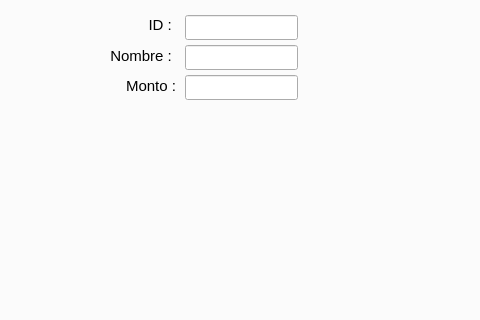
Old version of the form main.ui in the repository Jesuschamorro54/PP2; both pictures show x 667 to 1147 and y 290 to 610 of the 1239 by 834 pixel window.
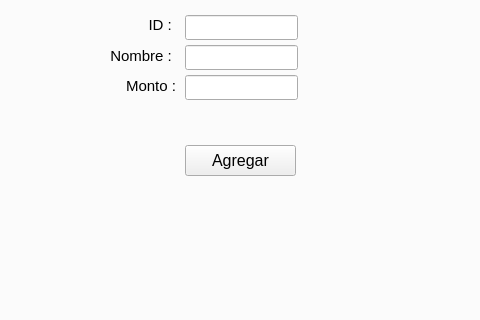
New version of the form.

Diff of the .ui file:
```diff
--- a/main.ui
+++ b/main.ui
@@ -554,6 +554,24 @@
        <enum>Qt::Vertical</enum>
       </property>
      </widget>
+     <widget class="QPushButton" name="addClientBT">
+      <property name="geometry">
+       <rect>
+        <x>850</x>
+        <y>390</y>
+        <width>111</width>
+        <height>31</height>
+       </rect>
+      </property>
+      <property name="font">
+       <font>
+        <pointsize>12</pointsize>
+       </font>
+      </property>
+      <property name="text">
+       <string>Agregar</string>
+      </property>
+     </widget>
     </widget>
     <widget class="QWidget" name="tab_2">
      <attribute name="title">
```
Left out of the diff: 54 changed lines with no effect on the pictures.
